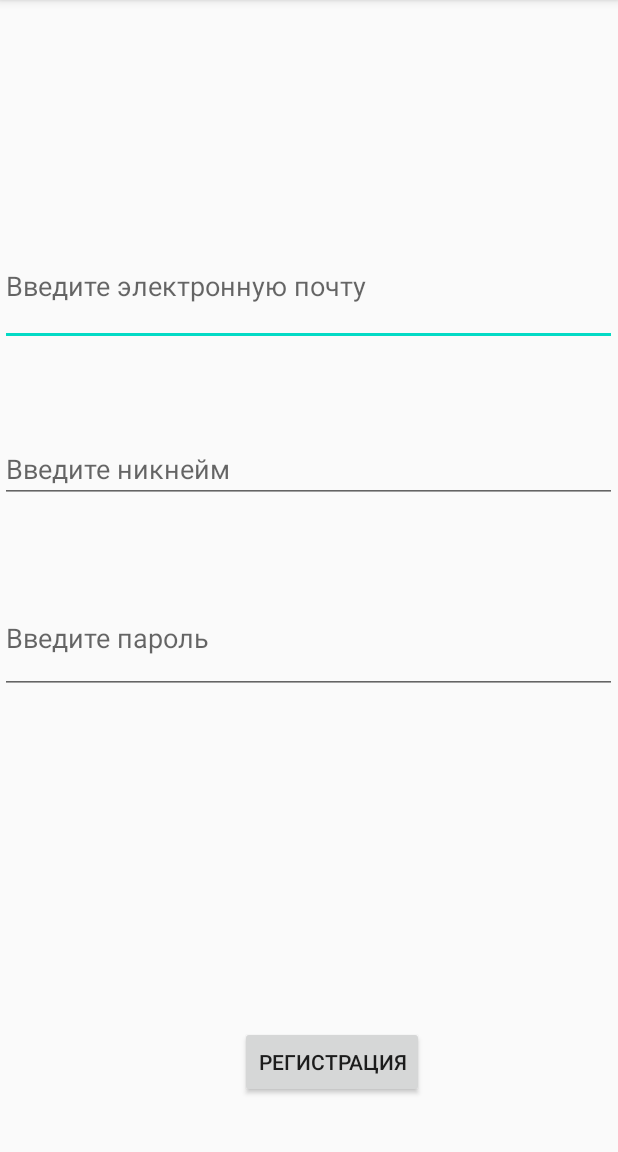
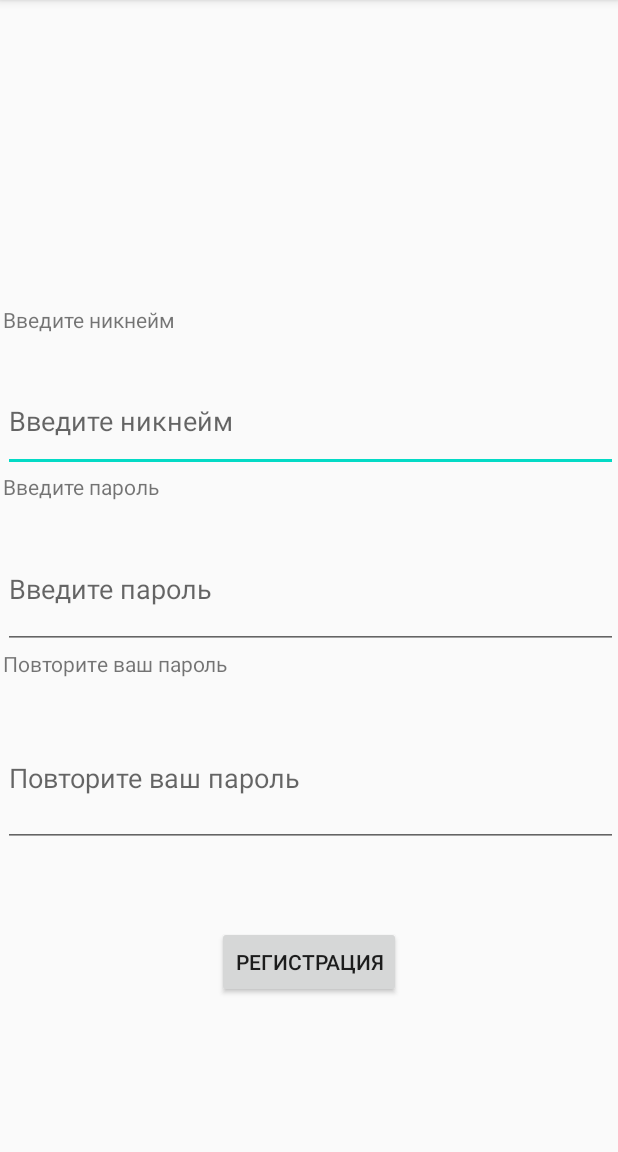
Before and after one commit to andrewvnukov/FinalProject, an Android app: the RegisterActivity screen opened directly, with no data from a screen before it, on a phone screen of 412 x 824 dp, the part 84-1236 px from its top. Run offline under Robolectric (Android 15) with nearby library versions, the phone set to English and light mode, and no system bars.

Commit message:
Initial commit

```diff
--- a/src/main/java/com/example/finalproject/MainActivity.java
+++ b/src/main/java/com/example/finalproject/MainActivity.java
@@ -16,15 +16,18 @@ public class MainActivity extends AppCompatActivity {
 
 
 
+
     @Override
     protected void onCreate(Bundle savedInstanceState) {
         super.onCreate(savedInstanceState);
         setContentView(R.layout.activity_main);
 
+
         bt1 = findViewById(R.id.bt1);
         bt2 = findViewById(R.id.bt2);
         bt3 = findViewById(R.id.bt3);
         tx1 = findViewById(R.id.textView);
+
         bt1.setOnClickListener(new View.OnClickListener(){
             @Override
             public void onClick(View v) {
--- a/src/main/java/com/example/finalproject/RegisterActivity.java
+++ b/src/main/java/com/example/finalproject/RegisterActivity.java
@@ -1,8 +1,9 @@
 package com.example.finalproject;
 
-import android.annotation.SuppressLint;
-import android.database.Cursor;
-import android.database.sqlite.SQLiteDatabase;
+
+import android.content.Context;
+import android.content.Intent;
+import android.content.SharedPreferences;
 import android.os.Bundle;
 import android.view.View;
 import android.widget.Button;
@@ -14,62 +15,16 @@ import androidx.appcompat.app.AppCompatActivity;
 
 
 public class RegisterActivity extends AppCompatActivity {
+    public static final String APP_PREFERENCES_NAME = "name";
+    public static final String APP_PREFERENCES_PASSWORD = "password";
+    public static final String APP_PREFERENCES_CODE = "code";
+    SharedPreferences.Editor editor;
     Button bt1;
-    EditText txt1, txt2, txt3;
+    EditText etxt1, etxt2, etxt2_1;
+    TextView txt1;
+    SharedPreferences saver;
 
-    DatabaseHelper databaseHelper;
-    SQLiteDatabase db;
 
-    @SuppressLint("SetTextI18n")
-    private void displayDatabaseInfo(){
-
-        // Зададим условие для выборки - список столбцов
-        String[] projection = {
-                DatabaseHelper.TABLE,
-                DatabaseHelper.COLUMN_NAME,
-                DatabaseHelper.COLUMN_PASS};
-
-        // Делаем запрос
-        // таблица
-        // столбцы
-        // столбцы для условия WHERE
-        // значения для условия WHERE
-        // Don't group the rows
-        // Don't filter by row groups
-        // порядок сортировки
-
-        try (Cursor cursor = db.query(
-                DatabaseHelper.TABLE,   // таблица
-                projection,            // столбцы
-                null,                  // столбцы для условия WHERE
-                null,                  // значения для условия WHERE
-                null,                  // Don't group the rows
-                null,                  // Don't filter by row groups
-                null)) {
-            TextView displayTextView = findViewById(R.id.textView3);
-            displayTextView.setText("Таблица содержит " + cursor.getCount() + " гостей.\n\n");
-            displayTextView.append(DatabaseHelper.TABLE + " - " +
-                    DatabaseHelper.COLUMN_NAME + " - " +
-                    DatabaseHelper.COLUMN_PASS);
-
-            // Узнаем индекс каждого столбца
-            int idColumnIndex = cursor.getColumnIndex(DatabaseHelper.TABLE);
-            int nameColumnIndex = cursor.getColumnIndex(DatabaseHelper.COLUMN_NAME);
-            int passColumnIndex = cursor.getColumnIndex(DatabaseHelper.COLUMN_PASS);
-            // Проходим через все ряды
-            while (cursor.moveToNext()) {
-                // Используем индекс для получения строки или числа
-                int currentID = cursor.getInt(idColumnIndex);
-                String currentName = cursor.getString(nameColumnIndex);
-                int currentPass = cursor.getInt(passColumnIndex);
-                // Выводим значения каждого столбца
-                displayTextView.append(("\n" + currentID + " - " +
-                        currentName + " - " +
-                        currentPass + " - "));
-            }
-        }
-        // Всегда закрываем курсор после чтения
-    }
     //TODO процесс регистрации
     @Override
     protected void onCreate(Bundle savedInstanceState) {
@@ -77,21 +32,47 @@ public class RegisterActivity extends AppCompatActivity {
         setContentView(R.layout.activity_reg);
 
         bt1 = findViewById(R.id.button2);
-        txt1 = findViewById(R.id.textEmail);
-        txt2 = findViewById(R.id.nickName1);
-        txt3 = findViewById(R.id.password);
-        databaseHelper = new DatabaseHelper(getApplicationContext());
-        // создаем базу данных
+        etxt1 = findViewById(R.id.nickName1);
+        etxt2 = findViewById(R.id.password);
+        etxt2_1 = findViewById(R.id.password2);
+        txt1 = findViewById(R.id.textView3);
+        txt1.setVisibility(View.GONE);
+        saver = getSharedPreferences(APP_PREFERENCES_NAME, Context.MODE_PRIVATE);
 
 
         bt1.setOnClickListener(new View.OnClickListener() {
 
             @Override
             public void onClick(View v) {
-                String text = txt2.toString();
-                databaseHelper.create_db();
-                databaseHelper.open();
-                displayDatabaseInfo();
+                String name = etxt1.toString();
+                editor = saver.edit();
+                int password = Integer.parseInt(etxt2.getText().toString());
+                int password1 = Integer.parseInt(etxt2_1.getText().toString());
+                if (password == password1) {
+
+                    editor.putString(APP_PREFERENCES_NAME, name.trim());
+                    editor.putInt(APP_PREFERENCES_PASSWORD, password);
+                    editor.apply();
+                    bt1.setVisibility(View.GONE);
+                    etxt1.setVisibility(View.GONE);
+                    etxt2.setVisibility(View.GONE);
+                    etxt2_1.setVisibility(View.GONE);
+                    txt1.setVisibility(View.VISIBLE);
+                    txt1.setText("Вы успешно зарегистрировались!");
+                    try {
+                        Thread.sleep(4000);
+                    } catch (InterruptedException e) {
+                        e.printStackTrace();
+                    }
+                    Intent i;
+                    i = new Intent(RegisterActivity.this, MenuActivity.class);
+                    startActivity(i);
+                    onStop();
+
+                } else {
+                    Toast.makeText(getBaseContext(), "Повторите свой пароль правильно!", Toast.LENGTH_LONG).show();
+                }
+
             }
         });
     }
--- a/src/main/res/layout/activity_reg.xml
+++ b/src/main/res/layout/activity_reg.xml
@@ -2,6 +2,7 @@
 <androidx.constraintlayout.widget.ConstraintLayout
     xmlns:android="http://schemas.android.com/apk/res/android"
     xmlns:app="http://schemas.android.com/apk/res-auto"
+    xmlns:tools="http://schemas.android.com/tools"
     android:layout_width="match_parent"
     android:layout_height="match_parent">
 
@@ -12,67 +13,76 @@
         android:text="@string/Registration"
         app:layout_constraintBottom_toBottomOf="parent"
         app:layout_constraintEnd_toEndOf="parent"
-        app:layout_constraintHorizontal_bias="0.552"
         app:layout_constraintStart_toStartOf="parent"
         app:layout_constraintTop_toTopOf="parent"
-        app:layout_constraintVertical_bias="0.95" />
+        app:layout_constraintVertical_bias="0.857" />
 
     <LinearLayout
         android:id="@+id/linearLayout"
-        android:layout_width="411dp"
-        android:layout_height="318dp"
+        android:layout_width="410dp"
+        android:layout_height="361dp"
         android:orientation="vertical"
         app:layout_constraintBottom_toBottomOf="parent"
         app:layout_constraintEnd_toEndOf="parent"
-        app:layout_constraintHorizontal_bias="0.0"
+        app:layout_constraintHorizontal_bias="1.0"
         app:layout_constraintStart_toStartOf="parent"
-        app:layout_constraintTop_toTopOf="parent"
-        app:layout_constraintVertical_bias="0.335">
+        app:layout_constraintTop_toTopOf="parent">
 
-        <EditText
-            android:id="@+id/textEmail"
+        <TextView
+            android:id="@+id/textView5"
             android:layout_width="match_parent"
-            android:layout_height="80dp"
-            android:autofillHints=""
-            android:ems="10"
-            android:hint="@string/Email"
-            android:inputType="textEmailAddress" />
-
-        <Space
-            android:layout_width="match_parent"
-            android:layout_height="59dp" />
+            android:layout_height="44dp"
+            android:text="@string/Nickname" />
 
         <EditText
             android:id="@+id/nickName1"
             android:layout_width="match_parent"
-            android:layout_height="wrap_content"
+            android:layout_height="67dp"
             android:ems="10"
             android:hint="@string/Nickname"
             android:importantForAutofill="no"
             android:inputType="textPersonName" />
 
-        <Space
+        <TextView
+            android:id="@+id/textView4"
             android:layout_width="match_parent"
-            android:layout_height="53dp" />
+            android:layout_height="38dp"
+            android:text="@string/Password" />
 
         <EditText
             android:id="@+id/password"
             android:layout_width="match_parent"
-            android:layout_height="74dp"
+            android:layout_height="80dp"
             android:ems="10"
             android:hint="@string/Password"
             android:importantForAutofill="no"
-            android:inputType="textPassword" />
+            android:inputType="numberPassword" />
+
+        <TextView
+            android:id="@+id/textView6"
+            android:layout_width="match_parent"
+            android:layout_height="40dp"
+            android:text="@string/RepeatPassword" />
+
+        <EditText
+            android:id="@+id/password2"
+            android:layout_width="match_parent"
+            android:layout_height="92dp"
+            android:autofillHints=""
+            android:ems="10"
+            android:hint="@string/RepeatPassword"
+            android:inputType="numberPassword" />
+
     </LinearLayout>
 
     <TextView
         android:id="@+id/textView3"
-        android:layout_width="wrap_content"
-        android:layout_height="wrap_content"
+        android:layout_width="207dp"
+        android:layout_height="68dp"
         app:layout_constraintBottom_toBottomOf="parent"
         app:layout_constraintEnd_toEndOf="parent"
         app:layout_constraintStart_toStartOf="parent"
-        app:layout_constraintTop_toTopOf="parent"
-        app:layout_constraintVertical_bias="0.11" />
+        app:layout_constraintTop_toTopOf="parent" />
+
 
 </androidx.constraintlayout.widget.ConstraintLayout>
--- a/src/main/res/values/Steps.xml
+++ b/src/main/res/values/Steps.xml
@@ -3,7 +3,5 @@
     <string-array name="Types">
         <item>Шифр Цезаря</item>
         <item>Литорея</item>
-        <item>Ещечто-то1</item>
-        <item>Еще что-то2</item>
     </string-array>
 </resources>
--- a/src/main/res/values/strings.xml
+++ b/src/main/res/values/strings.xml
@@ -13,6 +13,7 @@
     <string name="Coding">Шифрование</string>
     <string name="ChooseType">Выберите способ шифрования</string>
     <string name="keyCesar">Напишите ключ</string>
+    <string name="RepeatPassword">Повторите ваш пароль</string>
 
 
 </resources>
--- a/src/main/res/values/type.xml
+++ /dev/null
@@ -1,2 +0,0 @@
-<?xml version="1.0" encoding="utf-8"?>
-<resources></resources>
```
Also changed, not shown: src/main/java/com/example/finalproject/DatabaseHelper.java (deleted, +0 -76 lines), src/main/java/com/example/finalproject/MenuActivity.java (+42 -41 lines), src/main/res/layout/activity_main.xml (+7 -8 lines), src/main/res/layout/activity_menu.xml (+14 -30 lines), src/main/assets/info.db (deleted), src/main/res/drawable-v24/cesar.jpg (added), src/main/res/drawable/cesar.jpg (deleted), src/main/res/drawable/smile2.jpg (deleted).
